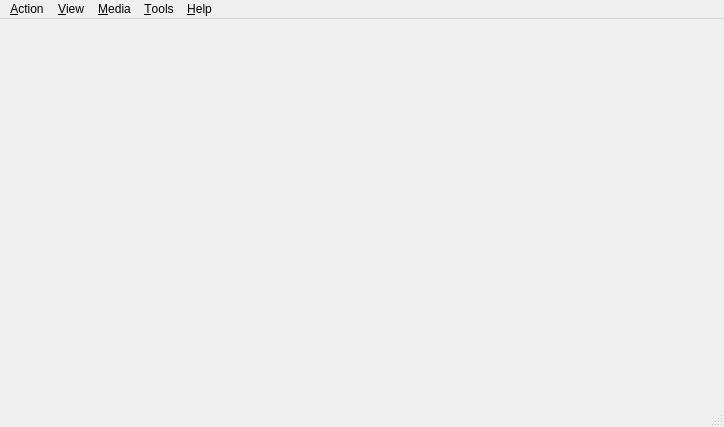
First picture: the form in src/qt/qt_mainwindow.ui, repository 86Box/86Box, before the edit.
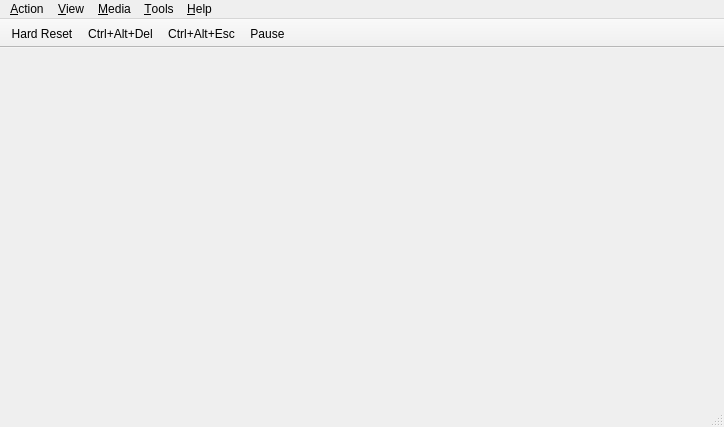
Second picture: the form after the edit. Custom widgets are drawn as their Qt base class.

Commit message: qt: Add toolbar

Diff of the .ui file:
```diff
--- a/src/qt/qt_mainwindow.ui
+++ b/src/qt/qt_mainwindow.ui
@@ -183,6 +183,27 @@
    <addaction name="menuAbout"/>
   </widget>
   <widget class="QStatusBar" name="statusbar"/>
+  <widget class="QToolBar" name="toolBar">
+   <property name="windowTitle">
+    <string>toolBar</string>
+   </property>
+   <property name="movable">
+    <bool>false</bool>
+   </property>
+   <property name="floatable">
+    <bool>false</bool>
+   </property>
+   <attribute name="toolBarArea">
+    <enum>TopToolBarArea</enum>
+   </attribute>
+   <attribute name="toolBarBreak">
+    <bool>false</bool>
+   </attribute>
+   <addaction name="actionHard_Reset"/>
+   <addaction name="actionCtrl_Alt_Del"/>
+   <addaction name="actionCtrl_Alt_Esc"/>
+   <addaction name="actionPause"/>
+  </widget>
   <action name="actionKeyboard_requires_capture">
    <property name="checkable">
     <bool>true</bool>
```
Left out of the diff: 12 changed lines with no effect on the pictures. The commit also changes 3 other files.
